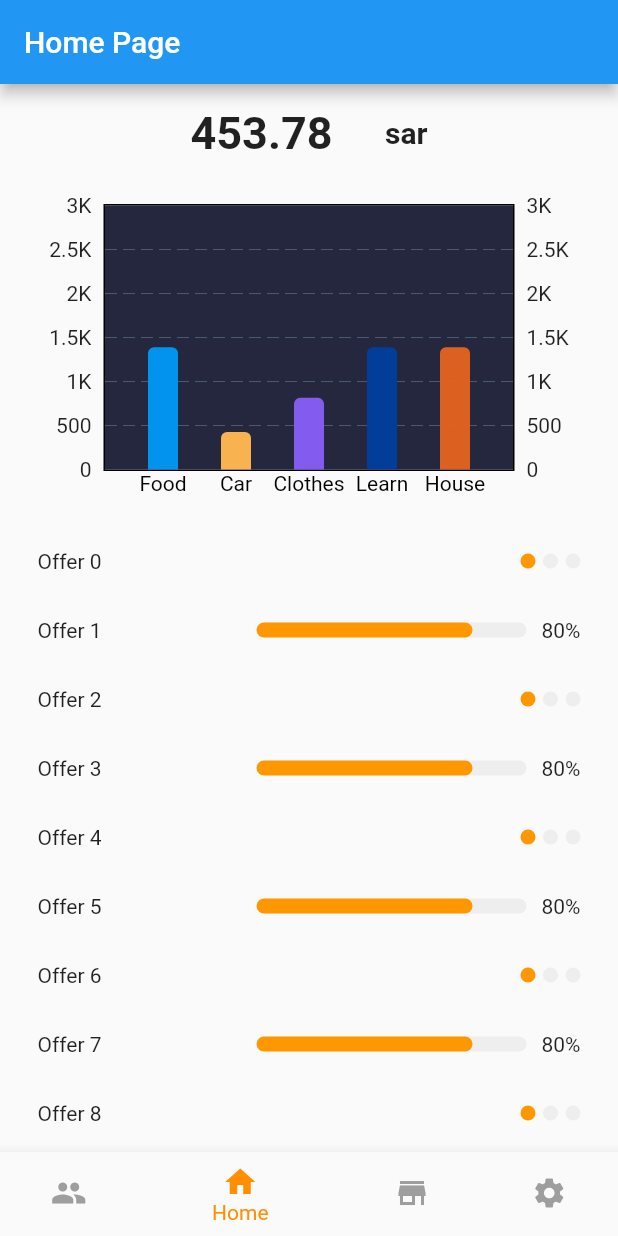
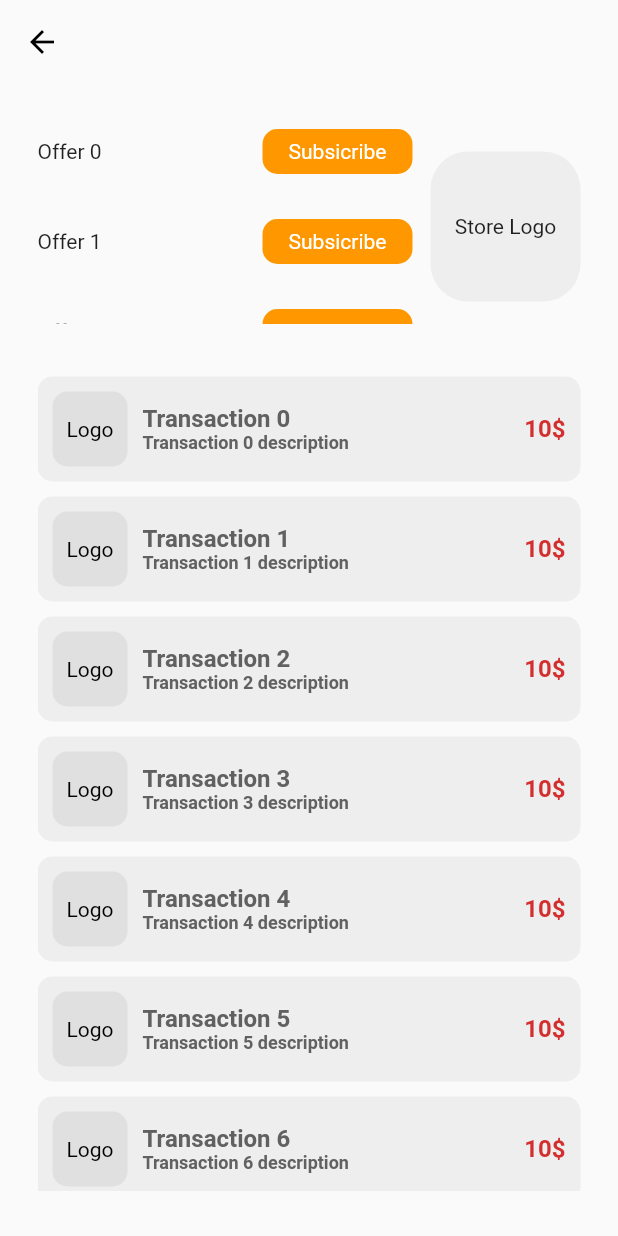
Before and after one commit to Team15-kfupm/myRewards-flutter, a Flutter app: the screen it shows after launch, on a phone screen of 412 x 824 dp. Run offline on Flutter 3.47's test engine with Material 2 defaults, Android fonts, the phone set to English and light mode, and no system bars; drawn by our look-alikes of fl_chart.

Commit message:
create store page

```diff
--- a/lib/main.dart
+++ b/lib/main.dart
@@ -1,5 +1,6 @@
 import 'package:flutter/material.dart';
 import 'package:myrewards_flutter/ui/pages/home_page/home_page.dart';
+import 'package:myrewards_flutter/ui/pages/store_page/store_page.dart';
 
 void main() {
   runApp(const MyApp());
@@ -13,7 +14,7 @@ class MyApp extends StatelessWidget {
   Widget build(BuildContext context) {
     return const MaterialApp(
       title: 'Flutter Demo',
-      home: HomePage(),
+      home: StorePage(),
     );
   }
 }
--- /dev/null
+++ b/lib/ui/pages/store_page/store_page.dart
@@ -0,0 +1,42 @@
+import 'package:flutter/material.dart';
+import 'package:myrewards_flutter/ui/pages/store_page/widgets/offers.dart';
+import 'package:myrewards_flutter/ui/pages/store_page/widgets/store_logo.dart';
+import 'package:myrewards_flutter/ui/pages/store_page/widgets/transactions.dart';
+
+class StorePage extends StatelessWidget {
+  const StorePage({Key? key}) : super(key: key);
+
+  @override
+  Widget build(BuildContext context) {
+    return Scaffold(
+        //transparent appbar
+        appBar: AppBar(
+          backgroundColor: Colors.transparent,
+          elevation: 0,
+          leading: IconButton(
+            icon: const Icon(
+              Icons.arrow_back,
+              color: Colors.black,
+            ),
+            onPressed: () {
+              Navigator.pop(context);
+            },
+          ),
+        ),
+        body: Padding(
+          padding: const EdgeInsets.symmetric(horizontal: 25, vertical: 30),
+          child: Column(
+            children: [
+              Row(
+                mainAxisAlignment: MainAxisAlignment.spaceBetween,
+                children: [Offers(), StoreLogo()],
+              ),
+              SizedBox(
+                height: 30,
+              ),
+              Transactions(),
+            ],
+          ),
+        ));
+  }
+}
--- /dev/null
+++ b/lib/ui/pages/store_page/widgets/offers.dart
@@ -0,0 +1,54 @@
+import 'package:flutter/material.dart';
+
+class Offers extends StatefulWidget {
+  const Offers({Key? key}) : super(key: key);
+
+  @override
+  State<Offers> createState() => _OffersState();
+}
+
+class _OffersState extends State<Offers> {
+  @override
+  Widget build(BuildContext context) {
+    //vertical list of offers
+    return SizedBox(
+      width: 250,
+      height: 130,
+      child: ListView.separated(
+        itemCount: 10,
+        itemBuilder: (context, index) {
+          return Row(
+            mainAxisAlignment: MainAxisAlignment.spaceBetween,
+            children: [
+              Text('Offer $index'),
+              InkWell(
+                onTap: () {},
+                child: Container(
+                  width: 100,
+                  height: 30,
+                  decoration: BoxDecoration(
+                    color: Colors.orange,
+                    borderRadius: BorderRadius.circular(10),
+                  ),
+                  child: const Center(
+                    child: Text(
+                      'Subsicribe',
+                      style: TextStyle(
+                        color: Colors.white,
+                      ),
+                    ),
+                  ),
+                ),
+              ),
+            ],
+          );
+        },
+        separatorBuilder: (context, index) {
+          return const SizedBox(
+            height: 30,
+          );
+        },
+      ),
+    );
+  }
+}
--- /dev/null
+++ b/lib/ui/pages/store_page/widgets/store_logo.dart
@@ -0,0 +1,18 @@
+import 'package:flutter/material.dart';
+
+class StoreLogo extends StatelessWidget {
+  const StoreLogo({Key? key}) : super(key: key);
+
+  @override
+  Widget build(BuildContext context) {
+    return Container(
+      width: 100,
+      height: 100,
+      decoration: BoxDecoration(
+        color: Colors.grey[200],
+        borderRadius: BorderRadius.circular(25),
+      ),
+      child: Center(child: Text('Store Logo')),
+    );
+  }
+}
--- /dev/null
+++ b/lib/ui/pages/store_page/widgets/transactions.dart
@@ -0,0 +1,80 @@
+import 'package:flutter/material.dart';
+
+class Transactions extends StatelessWidget {
+  const Transactions({Key? key}) : super(key: key);
+
+  @override
+  Widget build(BuildContext context) {
+    // transactions list
+    return Expanded(
+      child: ListView.builder(
+        itemCount: 10,
+        itemBuilder: (context, index) {
+          return Container(
+            margin: const EdgeInsets.symmetric(vertical: 5),
+            padding: const EdgeInsets.all(10),
+            decoration: BoxDecoration(
+              color: Colors.grey[200],
+              borderRadius: BorderRadius.circular(10),
+            ),
+            child: Row(
+              mainAxisAlignment: MainAxisAlignment.spaceBetween,
+              children: [
+                Row(
+                  children: [
+                    Container(
+                      width: 50,
+                      height: 50,
+                      decoration: BoxDecoration(
+                        color: Colors.grey[300],
+                        borderRadius: BorderRadius.circular(10),
+                      ),
+                      child: Center(
+                        child: Text(
+                          'Logo',
+                          style: TextStyle(color: Colors.black),
+                        ),
+                      ),
+                    ),
+                    const SizedBox(
+                      width: 10,
+                    ),
+                    Column(
+                      crossAxisAlignment: CrossAxisAlignment.start,
+                      children: [
+                        Text(
+                          'Transaction $index',
+                          style: TextStyle(
+                            color: Colors.grey[700],
+                            fontSize: 16,
+                            fontWeight: FontWeight.bold,
+                          ),
+                        ),
+                        Text(
+                          'Transaction $index description',
+                          style: TextStyle(
+                            color: Colors.grey[700],
+                            fontSize: 12,
+                            fontWeight: FontWeight.bold,
+                          ),
+                        ),
+                      ],
+                    ),
+                  ],
+                ),
+                Text(
+                  '10\$',
+                  style: TextStyle(
+                    color: Colors.red[700],
+                    fontSize: 16,
+                    fontWeight: FontWeight.bold,
+                  ),
+                ),
+              ],
+            ),
+          );
+        },
+      ),
+    );
+  }
+}
```
